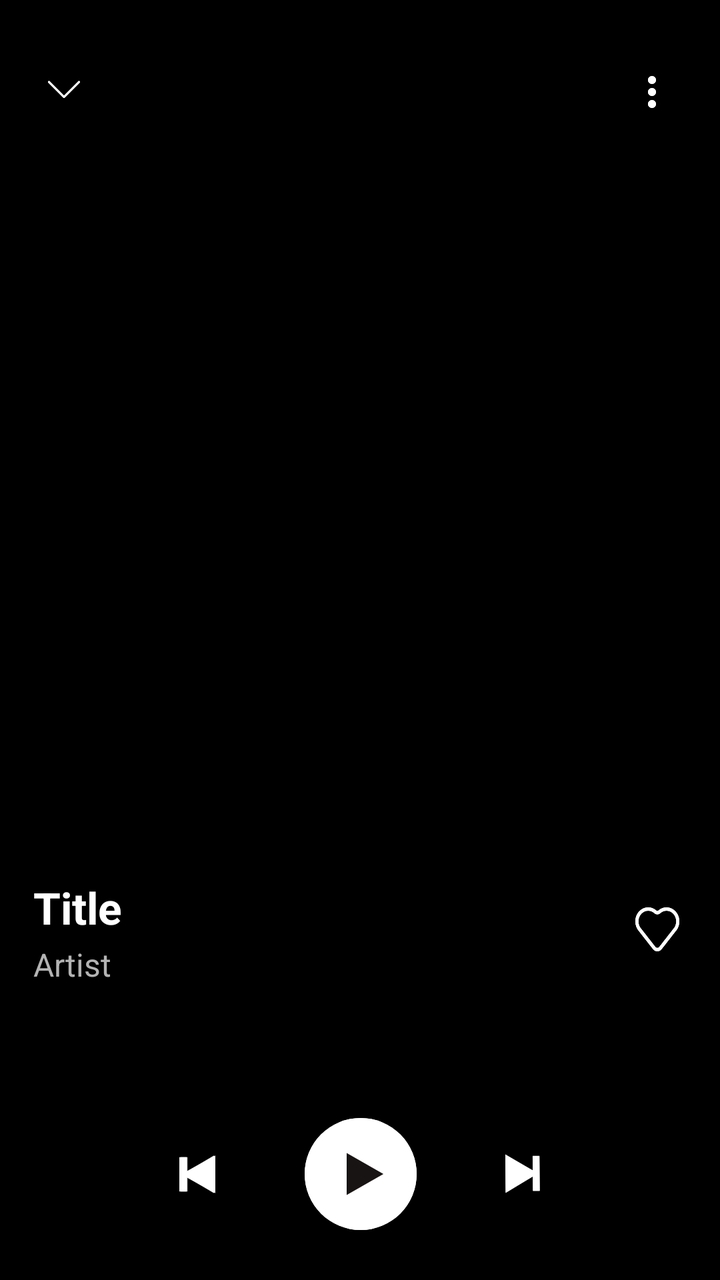
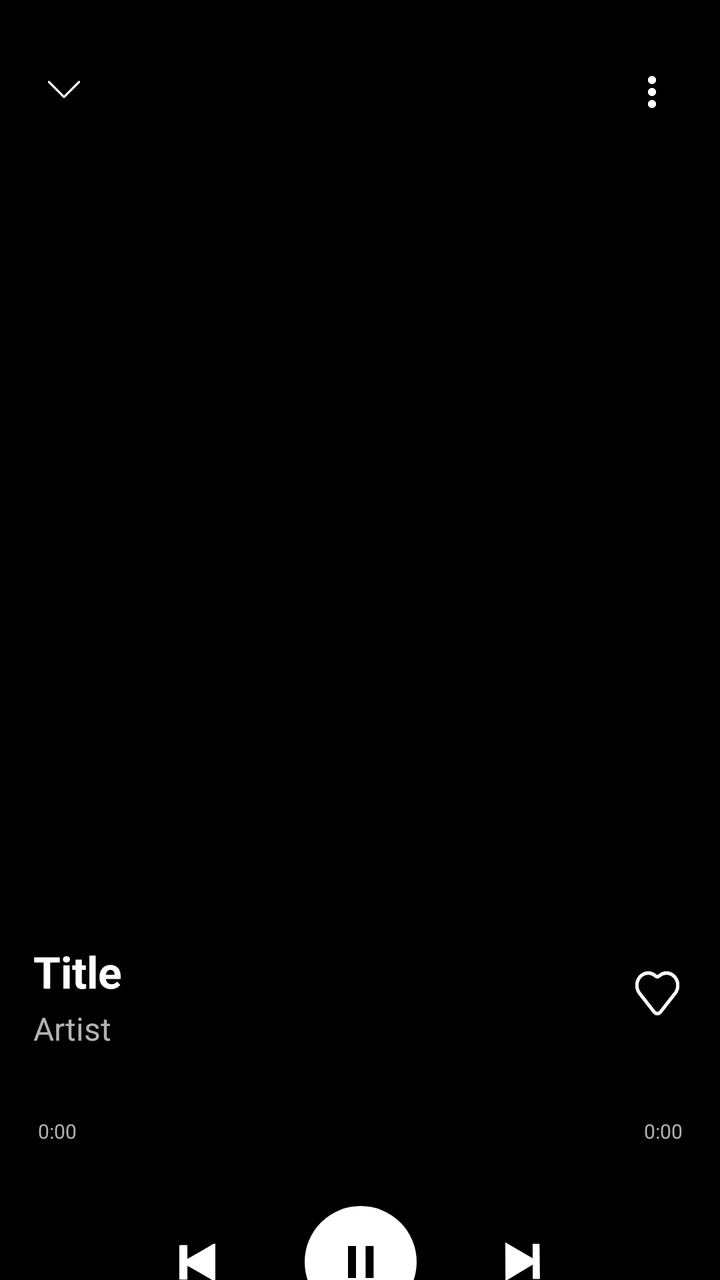

Two renders of the same Android screen: before a commit and after it. Below are the layout's source before the change and the commit's diff.
<!-- AndroidManifest.xml: application theme Theme.Purritify.Starting -->
<!-- res/layout/fragment_player.xml -->
<?xml version="1.0" encoding="utf-8"?>
<androidx.constraintlayout.widget.ConstraintLayout xmlns:android="http://schemas.android.com/apk/res/android"
    xmlns:app="http://schemas.android.com/apk/res-auto"
    android:layout_width="match_parent"
    android:layout_height="match_parent"
    android:background="@color/black"
    android:paddingTop="32dp"
    android:paddingHorizontal="16dp">

    
    <androidx.constraintlayout.widget.ConstraintLayout
        android:id="@+id/buttonContainer"
        android:background="@android:color/transparent"
        android:layout_width="match_parent"
        android:layout_height="wrap_content"
        app:layout_constraintBaseline_toTopOf="parent"
        >

        
        <ImageButton
            android:id="@+id/closeButton"
            android:layout_width="24dp"
            android:layout_height="24dp"
            android:background="@drawable/caret"
            android:contentDescription="@string/close_player_screen"
            android:src="@drawable/caret"
            android:layout_margin="4dp"
            app:layout_constraintBaseline_toTopOf="parent"
            app:layout_constraintStart_toStartOf="parent" />

        
        <ImageButton
            android:id="@+id/moreButton"
            android:layout_width="28dp"
            android:layout_height="28dp"
            android:background="@drawable/more"
            android:contentDescription="@string/close_player_screen"
            android:src="@drawable/more"
            android:layout_margin="4dp"
            app:layout_constraintBaseline_toTopOf="parent"
            app:layout_constraintEnd_toEndOf="parent" />

    </androidx.constraintlayout.widget.ConstraintLayout>
    
    
    <ImageView
        android:id="@+id/songCover"
        android:layout_width="327dp"
        android:layout_height="327dp"
        app:layout_constraintStart_toStartOf="parent"
        app:layout_constraintTop_toBottomOf="@id/buttonContainer"
        app:layout_constraintEnd_toEndOf="parent"
        android:layout_marginTop="40dp" />

    
    <androidx.constraintlayout.widget.ConstraintLayout
        android:id="@+id/songDataContainer"
        android:layout_width="0dp"
        android:layout_height="51dp"
        app:layout_constraintStart_toStartOf="@id/songCover"
        app:layout_constraintEnd_toEndOf="@id/songCover"
        app:layout_constraintTop_toBottomOf="@id/songCover"
        android:layout_marginTop="12dp"
        >

        
        <TextView
            android:id="@+id/songTitle"
            android:layout_width="0dp"
            android:layout_height="wrap_content"
            android:text="@string/title"
            android:maxLines="1"
            android:textSize="22sp"
            android:textStyle="bold"
            android:textColor="@color/white"

            app:layout_constraintWidth_percent="0.8"
            app:layout_constraintStart_toStartOf="@id/songDataContainer"
            app:layout_constraintTop_toTopOf="@id/songDataContainer"
            />
        
        
        <TextView
            android:id="@+id/songArtist"
            android:layout_width="0dp"
            android:layout_height="wrap_content"
            android:text="@string/artist"
            android:maxLines="1"
            android:textSize="16sp"
            android:textColor="#B3B3B3"
            android:layout_marginTop="3dp"

            app:layout_constraintWidth_percent="0.8"
            app:layout_constraintStart_toStartOf="@id/songDataContainer"
            app:layout_constraintTop_toBottomOf="@id/songTitle"
            />

        
        <ImageButton
            android:id="@+id/heartButton"
            android:layout_width="22dp"
            android:layout_height="22dp"
            android:background="@drawable/heart"
            android:contentDescription="@string/close_player_screen"
            android:src="@drawable/heart"
            android:layout_margin="4dp"
            app:layout_constraintTop_toTopOf="parent"
            app:layout_constraintBottom_toBottomOf="parent"
            app:layout_constraintEnd_toEndOf="parent"
            />

    </androidx.constraintlayout.widget.ConstraintLayout>

    
    <FrameLayout
        android:id="@+id/durationBar"
        android:layout_width="0dp"
        android:layout_height="45dp"
        app:layout_constraintStart_toStartOf="@id/songCover"
        app:layout_constraintEnd_toEndOf="@id/songCover"
        app:layout_constraintTop_toBottomOf="@id/songDataContainer"
        android:layout_marginTop="12dp">
        <SeekBar
            android:id="@+id/songSeekBar"
            android:layout_width="match_parent"
            android:layout_height="wrap_content"
            android:layout_gravity="center_vertical"
            android:progressTint="@color/white"
            android:thumbTint="@color/white"
            android:progressBackgroundTint="@color/white"
            android:backgroundTint="@color/white"
            android:splitTrack="false" />
    </FrameLayout>

    
    <androidx.constraintlayout.widget.ConstraintLayout
        android:id="@+id/songController"
        android:layout_width="189dp"
        android:layout_height="56dp"
        app:layout_constraintTop_toBottomOf="@id/durationBar"
        app:layout_constraintStart_toStartOf="parent"
        app:layout_constraintEnd_toEndOf="parent"
        android:layout_marginTop="12dp">

        
        <ImageButton
            android:id="@+id/prevButton"
            android:layout_width="18dp"
            android:layout_height="20.35dp"
            android:background="@drawable/prev"
            android:contentDescription="@string/previous_song"
            android:src="@drawable/prev"
            android:layout_margin="4dp"
            app:layout_constraintTop_toTopOf="parent"
            app:layout_constraintBottom_toBottomOf="parent"
            app:layout_constraintStart_toStartOf="parent" />

        
        <ImageButton
            android:id="@+id/pausePlayButton"
            android:layout_width="56dp"
            android:layout_height="56dp"
            app:layout_constraintStart_toStartOf="parent"
            app:layout_constraintEnd_toEndOf="parent"
            app:layout_constraintBaseline_toBaselineOf="parent"
            android:background="@drawable/play"
            android:src="@drawable/play"
            />
        
        
        <ImageButton
            android:id="@+id/nextButton"
            android:layout_width="18dp"
            android:layout_height="20.35dp"
            android:background="@drawable/next"
            android:contentDescription="@string/next_song"
            android:src="@drawable/next"
            android:layout_margin="4dp"
            app:layout_constraintTop_toTopOf="parent"
            app:layout_constraintBottom_toBottomOf="parent"
            app:layout_constraintEnd_toEndOf="parent" />

    </androidx.constraintlayout.widget.ConstraintLayout>

</androidx.constraintlayout.widget.ConstraintLayout>
<!-- resources referenced by this layout -->
<resources>
  <color name="black">#FF000000</color>
  <color name="white">#FFFFFFFF</color>
  <!-- drawable caret (drawable) -->
  <vector xmlns:android="http://schemas.android.com/apk/res/android"
      android:width="24dp"
      android:height="24dp"
      android:viewportWidth="24"
      android:viewportHeight="24">
    <path
        android:strokeWidth="1"
        android:pathData="M19.5,9L12,16.5L4.5,9"
        android:strokeLineJoin="round"
        android:fillColor="#00000000"
        android:strokeColor="#ffffff"
        android:strokeLineCap="round"/>
  </vector>
  <!-- drawable next (drawable) -->
  <vector xmlns:android="http://schemas.android.com/apk/res/android"
      android:width="19dp"
      android:height="21dp"
      android:viewportWidth="19"
      android:viewportHeight="21">
    <path
        android:pathData="M0.168,20.151L14.497,11.632L14.56,19.121L18.16,19.09L18.007,0.909L14.407,0.939L14.47,8.428L0,0.151L0.168,20.151Z"
        android:fillColor="#ffffff"/>
  </vector>
  <!-- drawable play (drawable) -->
  <vector xmlns:android="http://schemas.android.com/apk/res/android"
      android:width="56dp"
      android:height="56dp"
      android:viewportWidth="56"
      android:viewportHeight="56">
    <path
        android:pathData="M28,28m-28,0a28,28 0,1 1,56 0a28,28 0,1 1,-56 0"
        android:fillColor="#ffffff"/>
    <path
        android:pathData="M21,38.5L39.375,28L21,17.5V38.5Z"
        android:fillColor="#191414"/>
  </vector>
  <!-- drawable prev (drawable) -->
  <vector xmlns:android="http://schemas.android.com/apk/res/android"
      android:width="18dp"
      android:height="22dp"
      android:viewportWidth="18"
      android:viewportHeight="22">
    <path
        android:pathData="M18,0.825L3.6,9.37V1.75H0V20.25H3.6V12.63L18,21.175V0.825Z"
        android:fillColor="#ffffff"/>
  </vector>
  <string name="artist">Artist</string>
  <string name="close_player_screen">Close player screen</string>
  <string name="next_song">Next song</string>
  <string name="previous_song">Previous Song</string>
  <string name="title">Title</string>
  <style name="Theme.Purritify.Starting" parent="Theme.SplashScreen">
          
          <item name="windowSplashScreenBackground">#121212</item>
          
          <item name="windowSplashScreenAnimatedIcon">@drawable/splash_screen_logo</item>
          
          <item name="postSplashScreenTheme">@style/Theme.Purritify</item>
      </style>
  <!-- drawable splash_screen_logo (drawable) -->
  <?xml version="1.0" encoding="utf-8"?>
  <layer-list xmlns:android="http://schemas.android.com/apk/res/android">
      <item
          android:width="@dimen/splash_screen_icon_size"
          android:height="@dimen/splash_screen_icon_size"
          android:drawable="@mipmap/ic_launcher"
          android:gravity="center" />
  </layer-list>
  <style name="Theme.Purritify" parent="Base.Theme.Purritify" />
  <dimen name="splash_screen_icon_size">112dp</dimen>
  <style name="Base.Theme.Purritify" parent="Theme.Material3.DayNight.NoActionBar">
          
          
      </style>
  <!-- unchanged entries left out for length: 2 -->
</resources>

<!-- the commit's change to res/layout/fragment_player.xml (unified diff, before → after) -->
@@ -1,6 +1,7 @@
 <?xml version="1.0" encoding="utf-8"?>
 <androidx.constraintlayout.widget.ConstraintLayout xmlns:android="http://schemas.android.com/apk/res/android"
     xmlns:app="http://schemas.android.com/apk/res-auto"
+    xmlns:tools="http://schemas.android.com/tools"
     android:layout_width="match_parent"
     android:layout_height="match_parent"
     android:background="@color/black"
@@ -50,7 +51,7 @@
         app:layout_constraintStart_toStartOf="parent"
         app:layout_constraintTop_toBottomOf="@id/buttonContainer"
         app:layout_constraintEnd_toEndOf="parent"
-        android:layout_marginTop="40dp" />
+        android:layout_marginTop="60dp" />
 
     
     <androidx.constraintlayout.widget.ConstraintLayout
@@ -60,7 +61,7 @@
         app:layout_constraintStart_toStartOf="@id/songCover"
         app:layout_constraintEnd_toEndOf="@id/songCover"
         app:layout_constraintTop_toBottomOf="@id/songCover"
-        android:layout_marginTop="12dp"
+        android:layout_marginTop="24dp"
         >
 
         
@@ -112,7 +113,7 @@
     </androidx.constraintlayout.widget.ConstraintLayout>
 
     
-    <FrameLayout
+    <androidx.constraintlayout.widget.ConstraintLayout
         android:id="@+id/durationBar"
         android:layout_width="0dp"
         android:layout_height="45dp"
@@ -120,17 +121,58 @@
         app:layout_constraintEnd_toEndOf="@id/songCover"
         app:layout_constraintTop_toBottomOf="@id/songDataContainer"
         android:layout_marginTop="12dp">
+
         <SeekBar
             android:id="@+id/songSeekBar"
-            android:layout_width="match_parent"
-            android:layout_height="wrap_content"
-            android:layout_gravity="center_vertical"
+            android:layout_width="0dp"
+            android:layout_height="wrap_content"
             android:progressTint="@color/white"
             android:thumbTint="@color/white"
             android:progressBackgroundTint="@color/white"
             android:backgroundTint="@color/white"
-            android:splitTrack="false" />
-    </FrameLayout>
+            android:splitTrack="false"
+            android:padding="0dp"
+
+            app:layout_constraintEnd_toEndOf="parent"
+            app:layout_constraintStart_toStartOf="parent"
+            app:layout_constraintBottom_toBottomOf="parent"
+            app:layout_constraintTop_toTopOf="parent"
+
+            android:layout_marginStart="-10dp"
+            android:layout_marginEnd="-10dp"/>
+
+        <TextView
+            android:id="@+id/songDurationAt"
+            android:layout_width="wrap_content"
+            android:layout_height="wrap_content"
+            android:textSize="10sp"
+            android:textColor="#B2B2B2"
+            android:text="@string/_0_00"
+            tools:ignore="SmallSp"
+
+            app:layout_constraintTop_toBottomOf="@id/songSeekBar"
+            app:layout_constraintStart_toStartOf="@id/songSeekBar"
+
+            android:layout_marginTop="2dp"
+            android:layout_marginStart="12dp"
+            />
+
+        <TextView
+            android:id="@+id/songDurationTo"
+            android:layout_width="wrap_content"
+            android:layout_height="wrap_content"
+            android:textSize="10sp"
+            android:textColor="#B2B2B2"
+            android:text="@string/_0_00"
+            tools:ignore="SmallSp"
+
+            app:layout_constraintTop_toBottomOf="@id/songSeekBar"
+            app:layout_constraintEnd_toEndOf="@id/songSeekBar"
+
+            android:layout_marginTop="2dp"
+            android:layout_marginEnd="12dp" />
+
+    </androidx.constraintlayout.widget.ConstraintLayout>
 
     
     <androidx.constraintlayout.widget.ConstraintLayout
@@ -140,7 +182,7 @@
         app:layout_constraintTop_toBottomOf="@id/durationBar"
         app:layout_constraintStart_toStartOf="parent"
         app:layout_constraintEnd_toEndOf="parent"
-        android:layout_marginTop="12dp">
+        android:layout_marginTop="24dp">
 
         
         <ImageButton
@@ -156,16 +198,39 @@
             app:layout_constraintStart_toStartOf="parent" />
 
         
-        <ImageButton
-            android:id="@+id/pausePlayButton"
+        <FrameLayout
+            android:id="@+id/pausePlayContainer"
             android:layout_width="56dp"
             android:layout_height="56dp"
+            android:background="@drawable/circle"
+            android:clickable="true"
+            android:focusable="true"
             app:layout_constraintStart_toStartOf="parent"
             app:layout_constraintEnd_toEndOf="parent"
-            app:layout_constraintBaseline_toBaselineOf="parent"
-            android:background="@drawable/play"
-            android:src="@drawable/play"
-            />
+            app:layout_constraintBaseline_toBaselineOf="parent">
+
+            <ImageView
+                android:id="@+id/playIcon"
+                android:layout_width="match_parent"
+                android:layout_height="match_parent"
+                android:contentDescription="@string/play_button"
+                android:src="@drawable/play"
+                android:scaleType="centerInside"
+                android:visibility="gone"
+                android:alpha="0.0"
+                android:layout_marginStart="4dp"/>
+
+            <ImageView
+                android:id="@+id/pauseIcon"
+                android:layout_width="match_parent"
+                android:layout_height="match_parent"
+                android:contentDescription="@string/pause_button"
+                android:src="@drawable/pause"
+                android:scaleType="centerInside"
+                android:visibility="visible"
+                android:alpha="1.0" />
+
+        </FrameLayout>
         
         
         <ImageButton
<!-- resource entries referenced after the edit -->
@@ -16,6 +16,16 @@
         android:strokeColor="#ffffff"
         android:strokeLineCap="round"/>
   </vector>
+  <!-- drawable circle (drawable) -->
+  <vector xmlns:android="http://schemas.android.com/apk/res/android"
+      android:width="56dp"
+      android:height="56dp"
+      android:viewportWidth="56"
+      android:viewportHeight="56">
+    <path
+        android:pathData="M28,28m-28,0a28,28 0,1 1,56 0a28,28 0,1 1,-56 0"
+        android:fillColor="#ffffff"/>
+  </vector>
   <!-- drawable next (drawable) -->
   <vector xmlns:android="http://schemas.android.com/apk/res/android"
       android:width="19dp"
@@ -26,18 +36,28 @@
         android:pathData="M0.168,20.151L14.497,11.632L14.56,19.121L18.16,19.09L18.007,0.909L14.407,0.939L14.47,8.428L0,0.151L0.168,20.151Z"
         android:fillColor="#ffffff"/>
   </vector>
+  <!-- drawable pause (drawable) -->
+  <vector xmlns:android="http://schemas.android.com/apk/res/android"
+      android:width="13dp"
+      android:height="16dp"
+      android:viewportWidth="13"
+      android:viewportHeight="16">
+    <path
+        android:pathData="M0,0h4v16h-4z"
+        android:fillColor="#000000"/>
+    <path
+        android:pathData="M8.8,0h4v16h-4z"
+        android:fillColor="#000000"/>
+  </vector>
   <!-- drawable play (drawable) -->
   <vector xmlns:android="http://schemas.android.com/apk/res/android"
-      android:width="56dp"
-      android:height="56dp"
-      android:viewportWidth="56"
-      android:viewportHeight="56">
+      android:width="20dp"
+      android:height="20dp"
+      android:viewportWidth="20"
+      android:viewportHeight="20">
     <path
-        android:pathData="M28,28m-28,0a28,28 0,1 1,56 0a28,28 0,1 1,-56 0"
-        android:fillColor="#ffffff"/>
-    <path
-        android:pathData="M21,38.5L39.375,28L21,17.5V38.5Z"
-        android:fillColor="#191414"/>
+        android:fillColor="#000000"
+        android:pathData="M0,0 L0,20 L20,10 Z"/>
   </vector>
   <!-- drawable prev (drawable) -->
   <vector xmlns:android="http://schemas.android.com/apk/res/android"
@@ -49,9 +69,12 @@
         android:pathData="M18,0.825L3.6,9.37V1.75H0V20.25H3.6V12.63L18,21.175V0.825Z"
         android:fillColor="#ffffff"/>
   </vector>
+  <string name="_0_00">0:00</string>
   <string name="artist">Artist</string>
   <string name="close_player_screen">Close player screen</string>
   <string name="next_song">Next song</string>
+  <string name="pause_button">Pause button</string>
+  <string name="play_button">Play button</string>
   <string name="previous_song">Previous Song</string>
   <string name="title">Title</string>
   <style name="Theme.Purritify.Starting" parent="Theme.SplashScreen">
